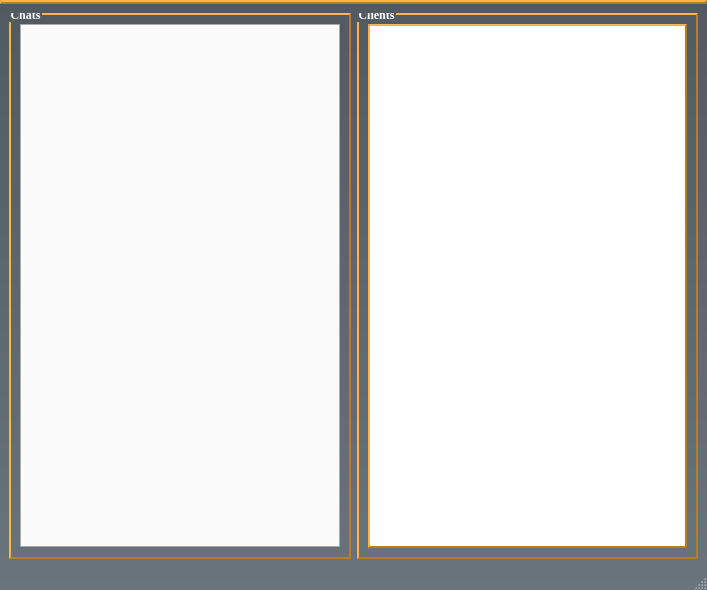
Old version of the form mainwindow.ui in the repository KrHaXon/KOMUNIKATOR.
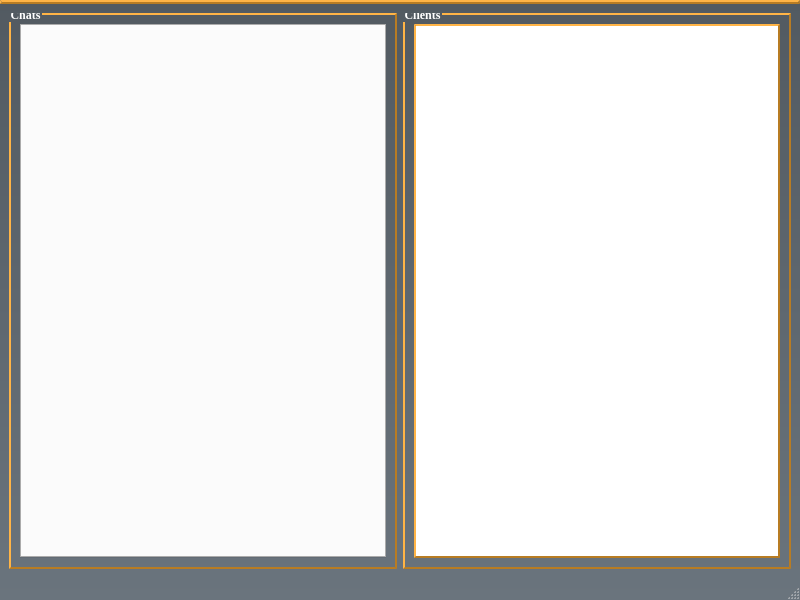
New version of the form.

Diff of the .ui file:
```diff
--- a/mainwindow.ui
+++ b/mainwindow.ui
@@ -6,8 +6,8 @@
    <rect>
     <x>0</x>
     <y>0</y>
-    <width>707</width>
-    <height>590</height>
+    <width>800</width>
+    <height>600</height>
    </rect>
   </property>
   <property name="windowTitle">
@@ -101,8 +101,8 @@
     <rect>
      <x>0</x>
      <y>0</y>
-     <width>707</width>
-     <height>24</height>
+     <width>800</width>
+     <height>23</height>
     </rect>
    </property>
   </widget>
```
